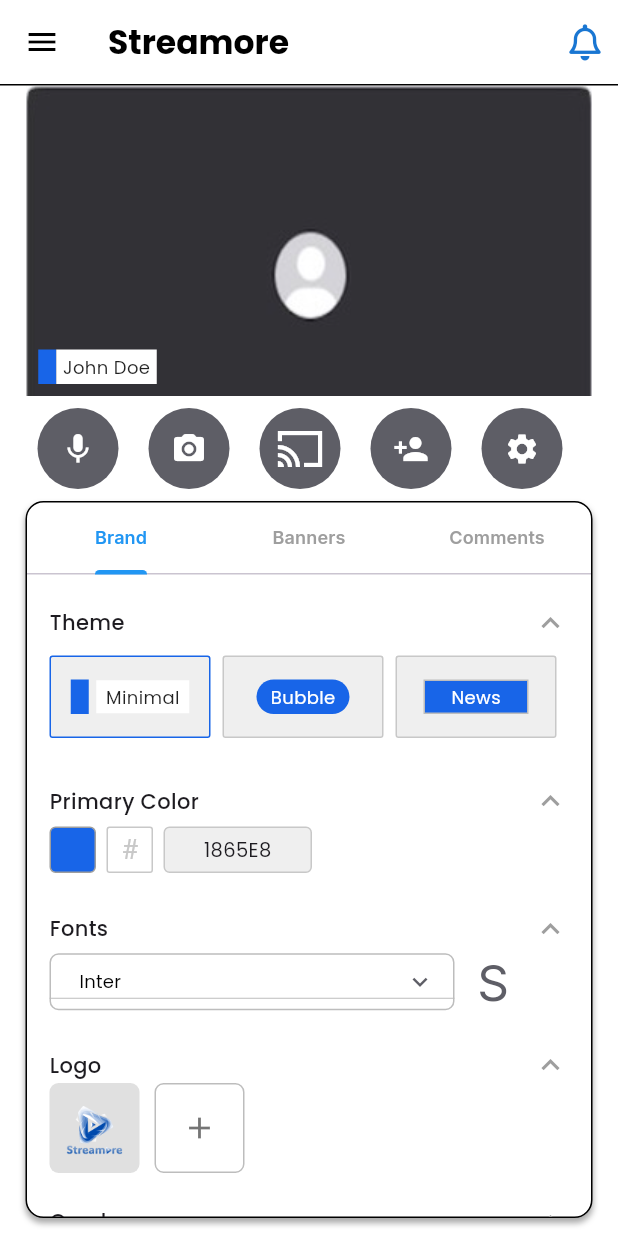
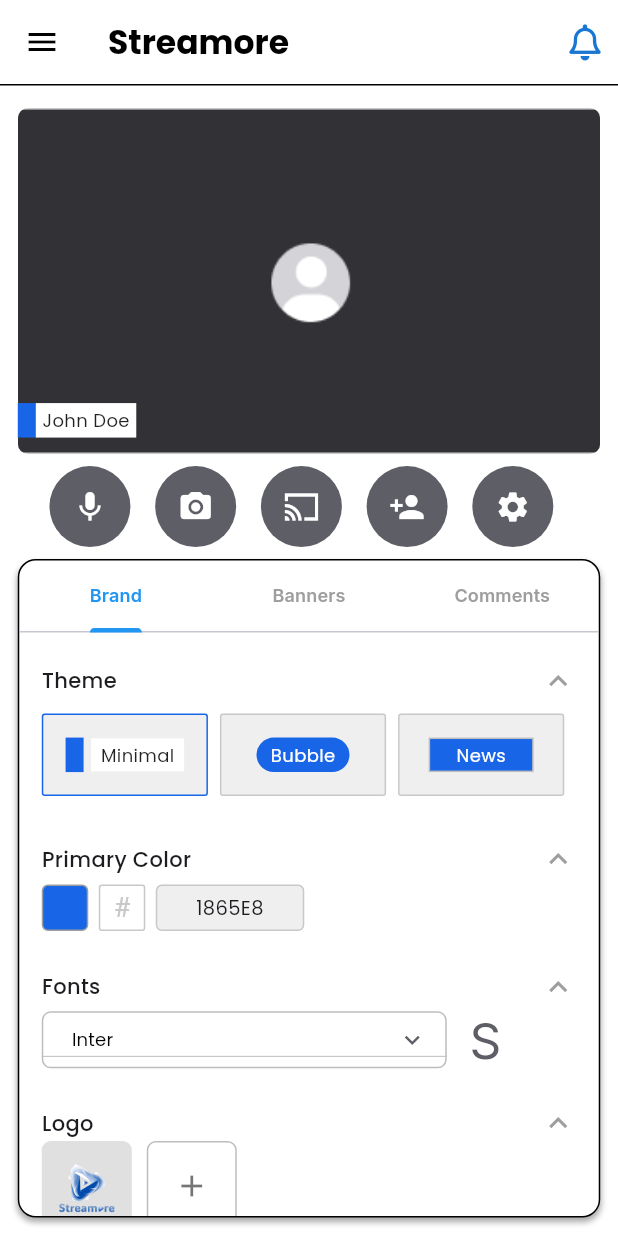
Before and after one commit to Salma28-zahran/streamore_app, a Flutter app: the StreamScreen screen opened by its route, on a phone screen of 412 x 824 dp. Run offline on Flutter 3.47's test engine with Material 3 defaults, Android fonts, the phone set to English and light mode, and no system bars; drawn by our look-alikes of dropdown_button2; our stand-ins replace flutter_colorpicker, flutter_onboarding_slider, font_awesome_flutter, google_fonts, permission_handler; missing offline and left inert: flutter_sound.

Commit message:
Refactor: Extract overlay section from StreamScreen into OverlayStyle widget

```diff
--- a/lib/screens/stream/stream_screen.dart
+++ b/lib/screens/stream/stream_screen.dart
@@ -7,6 +7,8 @@ import 'package:streamore_app/screens/tabs/banners_tab.dart';
 import 'package:streamore_app/screens/tabs/brand_tab.dart';
 import 'package:streamore_app/screens/tabs/comments_tab.dart';
 import '../../my_provider.dart';
+import 'package:streamore_app/widgets/overlay_style.dart';
+
 
 class StreamScreen extends StatelessWidget {
   static const String routeName = "/stream";
@@ -17,6 +19,11 @@ class StreamScreen extends StatelessWidget {
   Widget build(BuildContext context) {
     var myprovider = Provider.of<MyProvider>(context);
     bool hasNotification = false;
+    final size = MediaQuery.of(context).size;
+    final isSmall = size.width < 400;
+    final double iconSize = isSmall ? 44 : 54;
+    final double profileImageWidth = size.width * 0.9425;
+    final double profileImageHeight = size.height * 0.28;
 
     return Scaffold(
       drawer: MainDrawer(),
@@ -27,19 +34,19 @@ class StreamScreen extends StatelessWidget {
           "Streamore",
           style: GoogleFonts.poppins(
             fontWeight: FontWeight.bold,
-            fontSize: 22,
+            fontSize: isSmall ? 18 : 22,
             color: Theme.of(context).appBarTheme.foregroundColor,
           ),
         ),
         actions: [
           Padding(
-            padding: const EdgeInsets.only(right: 10),
+            padding: EdgeInsets.only(right: isSmall ? 6 : 10),
             child: Stack(
               children: [
                 Icon(
                   FontAwesomeIcons.bell,
                   color: Theme.of(context).primaryColorDark,
-                  size: 24,
+                  size: isSmall ? 20 : 24,
                 ),
                 if (hasNotification)
                   Positioned(
@@ -58,9 +65,8 @@ class StreamScreen extends StatelessWidget {
             ),
           ),
         ],
-
         bottom: PreferredSize(
-          preferredSize: Size.fromHeight(1),
+          preferredSize: const Size.fromHeight(1),
           child: Divider(
             color: Theme.of(context).dividerColor,
             thickness: 1,
@@ -70,124 +76,90 @@ class StreamScreen extends StatelessWidget {
       ),
       body: Column(
         children: [
-          Row(
+          Padding(
+            padding: const EdgeInsets.only(top: 15, left: 8, right: 8),
+            child: Row(
               mainAxisAlignment: MainAxisAlignment.center,
               children: [
                 Stack(
                   children: [
-                  Image.asset(
-                    "assets/images/profile4.jpeg",
-                    width: 377,
-                    height: 207,
+                    ClipRRect(
+                      borderRadius: BorderRadius.circular(7),
+                      child: Image.asset(
+                        "assets/images/profile4.png",
+                        width: profileImageWidth,
+                        height: profileImageHeight,
                         fit: BoxFit.cover,
                       ),
+                    ),
+                    Positioned(
+                      bottom: 0,
+                      left: 0,
+                      child: buildOverlay(myprovider)
+                      ,
+                    ),
 
-                  Positioned.fill(
-                    child: Align(
-                      alignment: Alignment.bottomLeft,
-                      child: _buildOverlay(myprovider),
-                    ),
-                  ),
                   ],
                 ),
               ],
             ),
+          ),
 
           Padding(
-            padding: const EdgeInsets.only(left: 25, top: 8),
+            padding: EdgeInsets.only(left: size.width * 0.08, top: 8),
             child: Row(
               children: [
-                Container(
-                  width: 54,
-                  height: 54,
+                for (var icon in [
+                  Icons.mic,
+                  Icons.camera_alt_rounded,
+                  Icons.cast_sharp,
+                  Icons.person_add,
+                ])
+                  Padding(
+                    padding: EdgeInsets.only(right: size.width * 0.04),
+                    child: Container(
+                      width: iconSize,
+                      height: iconSize,
                       decoration: BoxDecoration(
-                    borderRadius: BorderRadius.all(Radius.circular(190)),
+                        borderRadius: BorderRadius.circular(190),
                         color: myprovider.themeMode == ThemeMode.dark
-                        ? Color(0xff212b49)
-                        : Color(0xff5E5E66),
+                            ? const Color(0xff212b49)
+                            : const Color(0xff5E5E66),
                       ),
                       child: Icon(
-                    Icons.mic,
+                        icon,
                         color: Theme.of(context).iconTheme.color,
+                        size: isSmall ? 20 : 24,
                       ),
                     ),
-                SizedBox(width: 20),
-                Container(
-                  width: 54,
-                  height: 54,
+                  ),
+                GestureDetector(
+                  onTap: () => Navigator.pushNamed(context, "/settings_icon"),
+                  child: Container(
+                    width: iconSize,
+                    height: iconSize,
                     decoration: BoxDecoration(
-                    borderRadius: BorderRadius.all(Radius.circular(190)),
+                      borderRadius: BorderRadius.circular(190),
                       color: myprovider.themeMode == ThemeMode.dark
-                        ? Color(0xff212b49)
-                        : Color(0xff5E5E66),
-                  ),
-                  child: Icon(
-                    Icons.camera_alt_rounded,
-                    color: Theme.of(context).iconTheme.color,
-                  ),
-                ),
-                SizedBox(width: 20),
-                Container(
-                  width: 54,
-                  height: 54,
-                  decoration: BoxDecoration(
-                    borderRadius: BorderRadius.all(Radius.circular(190)),
-                    color: myprovider.themeMode == ThemeMode.dark
-                        ? Color(0xff212b49)
-                        : Color(0xff5E5E66),
-                  ),
-                  child: Icon(
-                    Icons.cast_sharp,
-                    color: Theme.of(context).iconTheme.color,
-                    size: 32,
-                  ),
-                ),
-                SizedBox(width: 20),
-                Container(
-                  width: 54,
-                  height: 54,
-                  decoration: BoxDecoration(
-                    borderRadius: BorderRadius.all(Radius.circular(190)),
-                    color: myprovider.themeMode == ThemeMode.dark
-                        ? Color(0xff212b49)
-                        : Color(0xff5E5E66),
-                  ),
-                  child: Icon(
-                    Icons.person_add,
-                    color: Theme.of(context).iconTheme.color,
-                  ),
-                ),
-                SizedBox(width: 20),
-                GestureDetector(
-                  onTap: () {
-                    Navigator.pushNamed(context, "/settings_icon");
-                  },
-                  child: Container(
-                    width: 54,
-                    height: 54,
-                    decoration: BoxDecoration(
-                      borderRadius: BorderRadius.all(Radius.circular(190)),
-                      color: myprovider.themeMode == ThemeMode.dark
-                          ? Color(0xff212b49)
-                          : Color(0xff5E5E66),
+                          ? const Color(0xff212b49)
+                          : const Color(0xff5E5E66),
                     ),
                     child: Icon(
                       Icons.settings,
                       color: Theme.of(context).iconTheme.color,
+                      size: isSmall ? 20 : 24,
                     ),
                   ),
                 ),
               ],
             ),
           ),
-          SizedBox(height: 8),
+          const SizedBox(height: 8),
           Expanded(
             child: Padding(
-              padding: const EdgeInsets.only(bottom: 12),
-              child: Expanded(
+              padding: EdgeInsets.only(bottom: size.height * 0.015),
               child: Container(
-                  width: 378,
-                  //height: 808,
+                width: profileImageWidth,
                 decoration: BoxDecoration(
                   color: Theme.of(context).cardColor,
                   border: Border.all(
@@ -198,7 +170,7 @@ class StreamScreen extends StatelessWidget {
                     BoxShadow(
                       color: Colors.grey.withOpacity(0.9),
                       blurRadius: 3,
-                        offset: Offset(0, 3),
+                      offset: const Offset(0, 3),
                     ),
                   ],
                 ),
@@ -211,20 +183,20 @@ class StreamScreen extends StatelessWidget {
                         unselectedLabelColor: Colors.grey,
                         indicatorColor: Colors.blue,
                         labelStyle: GoogleFonts.inter(
-                            fontSize: 12,
+                          fontSize: isSmall ? 10 : 12,
                           fontWeight: FontWeight.w600,
                         ),
                         unselectedLabelStyle: GoogleFonts.inter(
-                            fontSize: 12,
+                          fontSize: isSmall ? 10 : 12,
                           fontWeight: FontWeight.w600,
                         ),
-                          tabs: [
+                        tabs: const [
                           Tab(text: "Brand"),
                           Tab(text: "Banners"),
                           Tab(text: "Comments"),
                         ],
                       ),
-                        Expanded(
+                      const Expanded(
                         child: TabBarView(
                           children: [
                             BrandTab(),
@@ -239,95 +211,8 @@ class StreamScreen extends StatelessWidget {
               ),
             ),
           ),
-          ),
         ],
       ),
     );
   }
 }
-Widget _buildOverlay(MyProvider provider) {
-  final theme = provider.selectedTheme;
-  final color = provider.primaryColor;
-
-  switch (theme) {
-    case 'Minimal':
-      return Padding(
-        padding: const EdgeInsets.all(8.0),
-        child: Row(
-          mainAxisSize: MainAxisSize.min,
-          children: [
-            Container(
-              width: 12,
-              height: 23,
-              color: color,
-            ),
-           // SizedBox(width: 4),
-            Container(
-              width: 67,
-              height: 23,
-              color: Colors.white,
-              child: Center(
-                child: Text(
-                  'John Doe',
-                  style: GoogleFonts.poppins(
-                    color: Colors.black87,
-                    fontSize: 12,
-                    fontWeight: FontWeight.w400,
-                  ),
-                ),
-              ),
-            ),
-          ],
-        ),
-      );
-
-    case 'Bubble':
-      return Padding(
-        padding: const EdgeInsets.all(8.0),
-        child: Container(
-          width: 73,
-          height: 22,
-          decoration: BoxDecoration(
-            color: color,
-            borderRadius: BorderRadius.circular(50),
-          ),
-          child: Center(
-            child: Text(
-              'John Doe',
-              style: GoogleFonts.poppins(
-                color: Colors.white,
-                fontSize: 12,
-                fontWeight: FontWeight.w400,
-              ),
-            ),
-          ),
-        ),
-      );
-
-    case 'News':
-      return Padding(
-        padding: const EdgeInsets.all(8.0),
-        child: Container(
-          width: 76,
-          height: 21,
-          decoration: BoxDecoration(
-            color: color,
-            border: Border.all(color: Colors.grey.shade400),
-          ),
-          child: Center(
-            child: Text(
-              'John Doe',
-              style: GoogleFonts.poppins(
-                color: Colors.white,
-                fontSize: 12,
-                fontWeight: FontWeight.w400,
-              ),
-            ),
-          ),
-        ),
-      );
-
-    default:
-      return SizedBox.shrink();
-  }
-}
--- /dev/null
+++ b/lib/widgets/overlay_style.dart
@@ -0,0 +1,89 @@
+import 'package:flutter/material.dart';
+import 'package:google_fonts/google_fonts.dart';
+import '../../my_provider.dart';
+
+Widget buildOverlay(MyProvider provider) {
+  final theme = provider.selectedTheme;
+  final color = provider.primaryColor;
+
+  switch (theme) {
+    case 'Minimal':
+      return Padding(
+        padding: const EdgeInsets.only(bottom: 11),
+        child: Row(
+          mainAxisSize: MainAxisSize.min,
+          children: [
+            Container(
+              width: 12,
+              height: 23,
+              color: color,
+            ),
+            Container(
+              width: 67,
+              height: 23,
+              color: Colors.white,
+              child: Center(
+                child: Text(
+                  'John Doe',
+                  style: GoogleFonts.poppins(
+                    color: Colors.black87,
+                    fontSize: 12,
+                    fontWeight: FontWeight.w400,
+                  ),
+                ),
+              ),
+            ),
+          ],
+        ),
+      );
+
+    case 'Bubble':
+      return Padding(
+        padding: const EdgeInsets.all(8.0),
+        child: Container(
+          width: 73,
+          height: 22,
+          decoration: BoxDecoration(
+            color: color,
+            borderRadius: BorderRadius.circular(50),
+          ),
+          child: Center(
+            child: Text(
+              'John Doe',
+              style: GoogleFonts.poppins(
+                color: Colors.white,
+                fontSize: 12,
+                fontWeight: FontWeight.w400,
+              ),
+            ),
+          ),
+        ),
+      );
+
+    case 'News':
+      return Padding(
+        padding: const EdgeInsets.all(8.0),
+        child: Container(
+          width: 76,
+          height: 21,
+          decoration: BoxDecoration(
+            color: color,
+            border: Border.all(color: Colors.grey.shade400),
+          ),
+          child: Center(
+            child: Text(
+              'John Doe',
+              style: GoogleFonts.poppins(
+                color: Colors.white,
+                fontSize: 12,
+                fontWeight: FontWeight.w400,
+              ),
+            ),
+          ),
+        ),
+      );
+
+    default:
+      return const SizedBox.shrink();
+  }
+}
```
Also changed, not shown: assets/images/profile4.png (added). Lines whose indentation alone changed are shown as unchanged.
